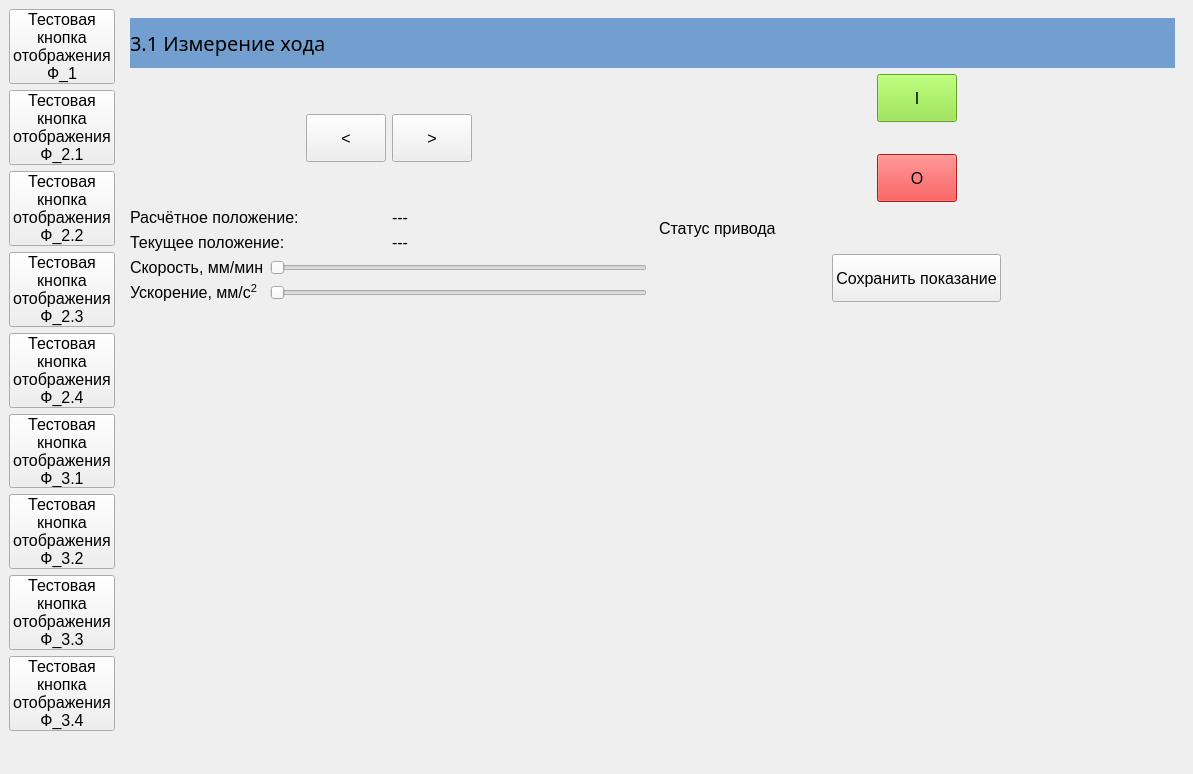
Qt form BallScrewControl.ui (Ornstein89/BallScrewControl_QtVCP) before a commit.
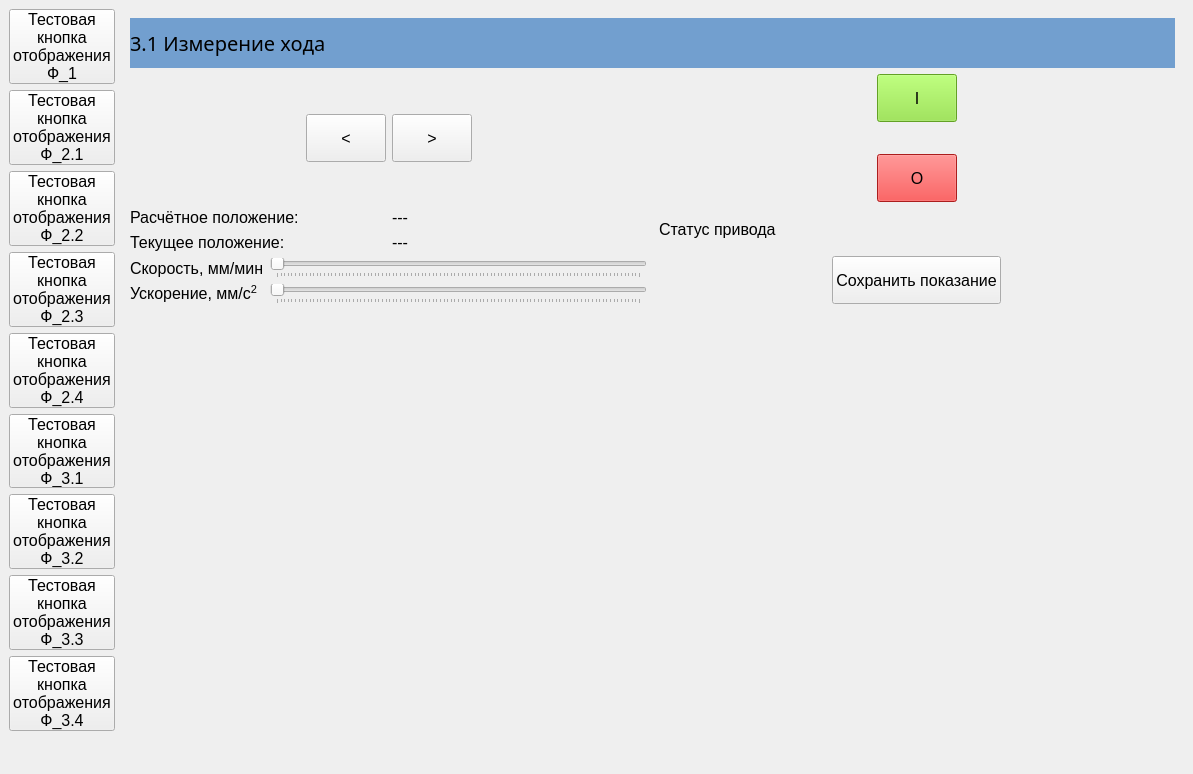
The same form after that commit. The open tabs and pages were chosen to show the change. Icons and pictures are not drawn. Custom widgets are drawn as their Qt base class.

```diff
--- a/BallScrewControl.ui
+++ b/BallScrewControl.ui
@@ -1158,6 +1158,32 @@
         </item>
         <item row="3" column="0">
          <layout class="QGridLayout" name="gridLayout_10">
+          <item row="0" column="1">
+           <widget class="Slider" name="sldVelocity31">
+            <property name="maximum">
+             <number>100</number>
+            </property>
+            <property name="orientation">
+             <enum>Qt::Horizontal</enum>
+            </property>
+            <property name="tickPosition">
+             <enum>QSlider::TicksBelow</enum>
+            </property>
+           </widget>
+          </item>
+          <item row="1" column="1">
+           <widget class="Slider" name="sldAcceleration31">
+            <property name="maximum">
+             <number>100</number>
+            </property>
+            <property name="orientation">
+             <enum>Qt::Horizontal</enum>
+            </property>
+            <property name="tickPosition">
+             <enum>QSlider::TicksBelow</enum>
+            </property>
+           </widget>
+          </item>
           <item row="1" column="0">
            <widget class="QLabel" name="label_54">
             <property name="text">
@@ -1172,26 +1198,6 @@
             </property>
            </widget>
           </item>
-          <item row="0" column="1">
-           <widget class="Slider" name="sldSpeed31">
-            <property name="maximum">
-             <number>100</number>
-            </property>
-            <property name="orientation">
-             <enum>Qt::Horizontal</enum>
-            </property>
-           </widget>
-          </item>
-          <item row="1" column="1">
-           <widget class="Slider" name="sldAccel31">
-            <property name="maximum">
-             <number>100</number>
-            </property>
-            <property name="orientation">
-             <enum>Qt::Horizontal</enum>
-            </property>
-           </widget>
-          </item>
          </layout>
         </item>
         <item row="0" column="0" colspan="3">
```
Left out of the diff: 37 changed lines with no effect on the pictures.
